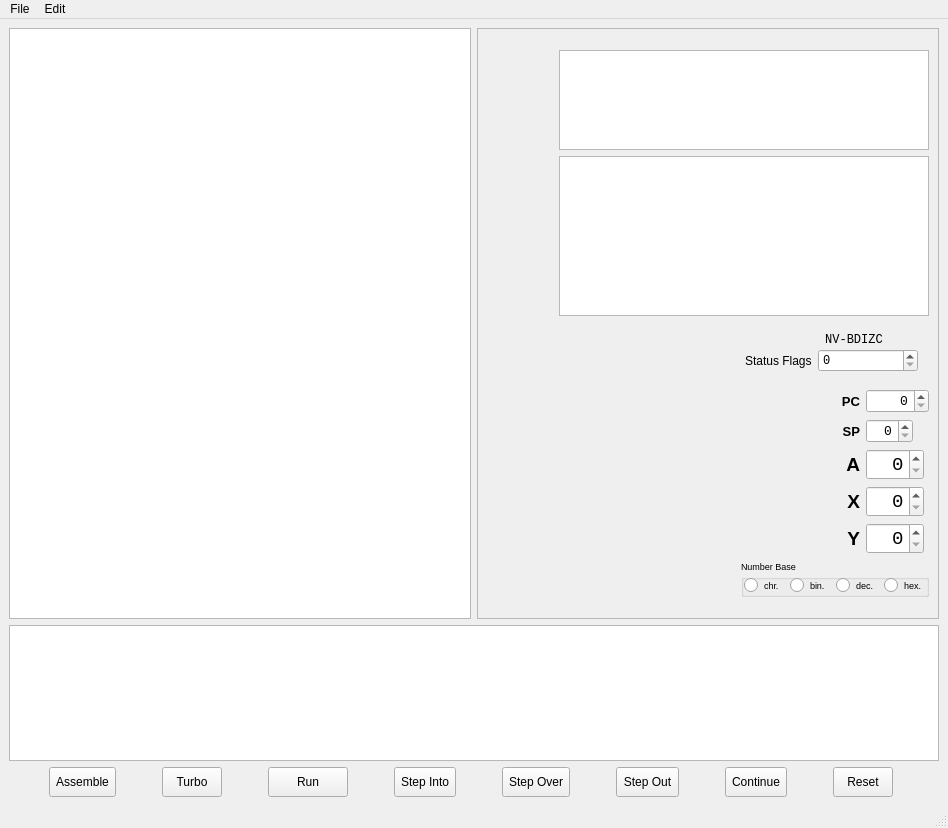
The window that mainwindow.ui (jnbarchan/6502assembler) describes before a commit, drawn with Qt 5.
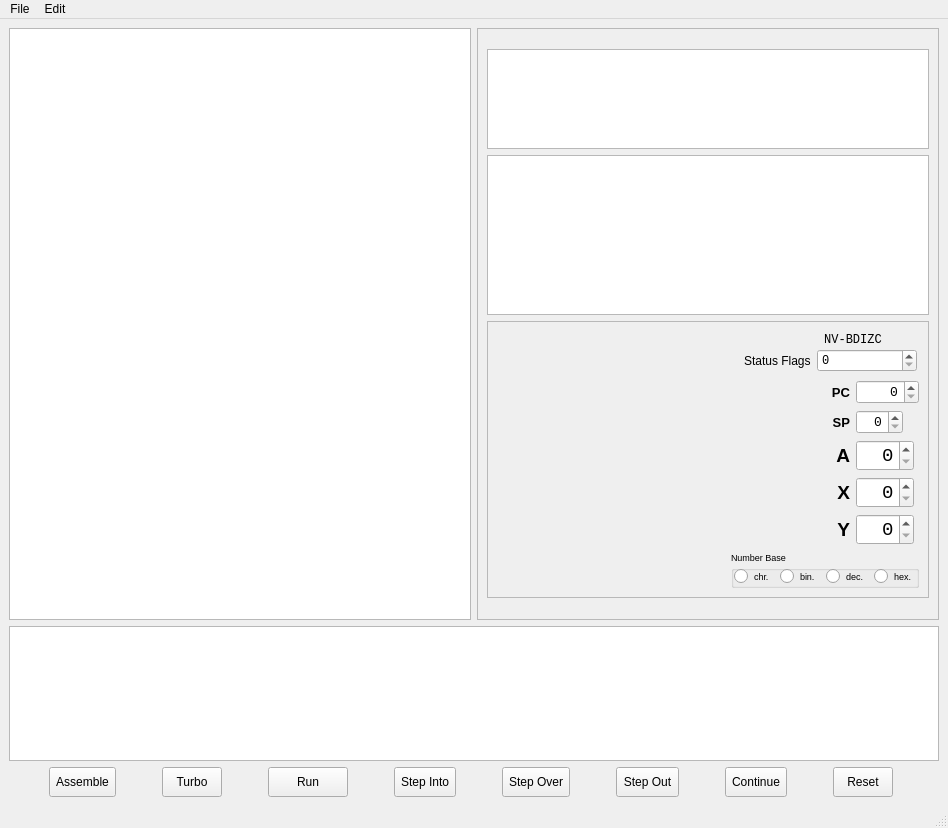
The same window after the commit. Icons and pictures are not drawn. Custom widgets are drawn as their Qt base class.

Commit message: Made Memory/WatchViews resize horizontally when pane widens.

Patch:
```diff
--- a/mainwindow.ui
+++ b/mainwindow.ui
@@ -41,107 +41,99 @@
         <property name="frameShadow">
          <enum>QFrame::Raised</enum>
         </property>
-        <layout class="QGridLayout" name="gridLayout" columnstretch="1,1">
-         <item row="4" column="1">
-          <widget class="NumberBaseSpinBox" name="spnProgramCounter">
+        <layout class="QVBoxLayout" name="gridLayout">
+         <item>
+          <spacer name="verticalSpacerTop">
+           <property name="orientation">
+            <enum>Qt::Vertical</enum>
+           </property>
+           <property name="sizeHint" stdset="0">
+            <size>
+             <width>20</width>
+             <height>40</height>
+            </size>
+           </property>
+          </spacer>
+         </item>
+         <item>
+          <widget class="MemoryView" name="tvMemory">
            <property name="sizePolicy">
-            <sizepolicy hsizetype="Fixed" vsizetype="Fixed">
+            <sizepolicy hsizetype="Expanding" vsizetype="Fixed">
              <horstretch>0</horstretch>
              <verstretch>0</verstretch>
             </sizepolicy>
            </property>
-           <property name="font">
-            <font>
-             <family>Monospace</family>
-             <pointsize>10</pointsize>
-            </font>
+           <property name="minimumSize">
+            <size>
+             <width>370</width>
+             <height>0</height>
+            </size>
            </property>
-           <property name="alignment">
-            <set>Qt::AlignRight|Qt::AlignTrailing|Qt::AlignVCenter</set>
+           <property name="maximumSize">
+            <size>
+             <width>16777215</width>
+             <height>100</height>
+            </size>
            </property>
-           <property name="maximum">
-            <number>65535</number>
-           </property>
-           <property name="displayIntegerBase">
-            <number>16</number>
-           </property>
-          </widget>
-         </item>
-         <item row="7" column="0">
-          <widget class="QLabel" name="labelX">
            <property name="font">
             <font>
-             <pointsize>14</pointsize>
-             <bold>true</bold>
+             <family>Monospace</family>
+             <pointsize>7</pointsize>
             </font>
            </property>
-           <property name="text">
-            <string>X</string>
-           </property>
-           <property name="alignment">
-            <set>Qt::AlignRight|Qt::AlignTrailing|Qt::AlignVCenter</set>
-           </property>
+           <attribute name="horizontalHeaderDefaultSectionSize">
+            <number>20</number>
+           </attribute>
+           <attribute name="verticalHeaderDefaultSectionSize">
+            <number>20</number>
+           </attribute>
           </widget>
          </item>
-         <item row="5" column="0">
-          <widget class="QLabel" name="labelSP">
-           <property name="font">
-            <font>
-             <pointsize>10</pointsize>
-             <bold>true</bold>
-            </font>
-           </property>
-           <property name="text">
-            <string>SP</string>
-           </property>
-           <property name="alignment">
-            <set>Qt::AlignRight|Qt::AlignTrailing|Qt::AlignVCenter</set>
-           </property>
-          </widget>
-         </item>
-         <item row="7" column="1">
-          <widget class="NumberBaseSpinBox" name="spnXRegister">
+         <item>
+          <widget class="WatchView" name="tvWatch">
            <property name="sizePolicy">
-            <sizepolicy hsizetype="Fixed" vsizetype="Fixed">
+            <sizepolicy hsizetype="Expanding" vsizetype="Fixed">
              <horstretch>0</horstretch>
              <verstretch>0</verstretch>
             </sizepolicy>
            </property>
+           <property name="minimumSize">
+            <size>
+             <width>370</width>
+             <height>0</height>
+            </size>
+           </property>
+           <property name="maximumSize">
+            <size>
+             <width>16777215</width>
+             <height>160</height>
+            </size>
+           </property>
            <property name="font">
             <font>
              <family>Monospace</family>
-             <pointsize>14</pointsize>
+             <pointsize>8</pointsize>
             </font>
            </property>
-           <property name="alignment">
-            <set>Qt::AlignRight|Qt::AlignTrailing|Qt::AlignVCenter</set>
-           </property>
-           <property name="maximum">
-            <number>255</number>
-           </property>
-           <property name="displayIntegerBase">
-            <number>16</number>
-           </property>
+           <attribute name="verticalHeaderVisible">
+            <bool>false</bool>
+           </attribute>
+           <attribute name="verticalHeaderDefaultSectionSize">
+            <number>20</number>
+           </attribute>
           </widget>
          </item>
-         <item row="3" column="0" colspan="2">
+         <item>
+          <widget class="QFrame" name="frame">
+           <property name="frameShape">
+            <enum>QFrame::StyledPanel</enum>
+           </property>
+           <property name="frameShadow">
+            <enum>QFrame::Raised</enum>
+           </property>
+           <layout class="QGridLayout" name="gridLayout_3">
+           <item row="0" column="0" colspan="2">
           <widget class="QWidget" name="statusFlagsArea" native="true">
-           <layout class="QHBoxLayout" name="horizontalLayout_5">
-            <item>
-             <spacer name="horizontalSpacer_2">
-              <property name="orientation">
-               <enum>Qt::Horizontal</enum>
-              </property>
-              <property name="sizeHint" stdset="0">
-               <size>
-                <width>40</width>
-                <height>20</height>
-               </size>
-              </property>
-             </spacer>
-            </item>
-            <item>
-             <widget class="QWidget" name="widget" native="true">
               <layout class="QGridLayout" name="gridLayout_2">
                <property name="leftMargin">
                 <number>2</number>
@@ -158,7 +150,7 @@
                <property name="verticalSpacing">
                 <number>2</number>
                </property>
-               <item row="1" column="1">
+              <item row="1" column="2">
                 <widget class="NumberBaseSpinBox" name="spnStatusFlags">
                  <property name="minimumSize">
                   <size>
@@ -180,19 +172,7 @@
                  </property>
                 </widget>
                </item>
-               <item row="1" column="0">
-                <widget class="QLabel" name="label_4">
-                 <property name="font">
-                  <font>
-                   <pointsize>9</pointsize>
-                  </font>
-                 </property>
-                 <property name="text">
-                  <string>Status Flags</string>
-                 </property>
-                </widget>
-               </item>
-               <item row="0" column="1">
+              <item row="0" column="2">
                 <widget class="QLabel" name="label">
                  <property name="font">
                   <font>
@@ -205,47 +185,35 @@
                  </property>
                 </widget>
                </item>
-              </layout>
-             </widget>
-            </item>
-           </layout>
-          </widget>
-         </item>
-         <item row="1" column="0" colspan="2" alignment="Qt::AlignRight">
-          <widget class="MemoryView" name="tvMemory">
-           <property name="sizePolicy">
-            <sizepolicy hsizetype="Fixed" vsizetype="Fixed">
-             <horstretch>0</horstretch>
-             <verstretch>0</verstretch>
-            </sizepolicy>
-           </property>
-           <property name="minimumSize">
-            <size>
-             <width>370</width>
-             <height>0</height>
-            </size>
-           </property>
-           <property name="maximumSize">
-            <size>
-             <width>16777215</width>
-             <height>100</height>
-            </size>
-           </property>
+              <item row="1" column="1">
+               <widget class="QLabel" name="label_4">
            <property name="font">
             <font>
-             <family>Monospace</family>
-             <pointsize>7</pointsize>
-            </font>
-           </property>
-           <attribute name="horizontalHeaderDefaultSectionSize">
-            <number>20</number>
-           </attribute>
-           <attribute name="verticalHeaderDefaultSectionSize">
-            <number>20</number>
-           </attribute>
-          </widget>
-         </item>
-         <item row="4" column="0">
+                  <pointsize>9</pointsize>
+                 </font>
+                </property>
+                <property name="text">
+                 <string>Status Flags</string>
+                </property>
+               </widget>
+              </item>
+              <item row="1" column="0">
+               <spacer name="horizontalSpacer_2">
+                <property name="orientation">
+                 <enum>Qt::Horizontal</enum>
+                </property>
+                <property name="sizeHint" stdset="0">
+                 <size>
+                  <width>40</width>
+                  <height>20</height>
+                 </size>
+                </property>
+               </spacer>
+              </item>
+             </layout>
+            </widget>
+           </item>
+            <item row="1" column="0">
           <widget class="QLabel" name="labelPC">
            <property name="font">
             <font>
@@ -261,7 +229,48 @@
            </property>
           </widget>
          </item>
-         <item row="5" column="1">
+            <item row="1" column="1">
+             <widget class="NumberBaseSpinBox" name="spnProgramCounter">
+              <property name="sizePolicy">
+               <sizepolicy hsizetype="Fixed" vsizetype="Fixed">
+                <horstretch>0</horstretch>
+                <verstretch>0</verstretch>
+               </sizepolicy>
+              </property>
+              <property name="font">
+               <font>
+                <family>Monospace</family>
+                <pointsize>10</pointsize>
+               </font>
+              </property>
+              <property name="alignment">
+               <set>Qt::AlignRight|Qt::AlignTrailing|Qt::AlignVCenter</set>
+              </property>
+              <property name="maximum">
+               <number>65535</number>
+              </property>
+              <property name="displayIntegerBase">
+               <number>16</number>
+              </property>
+             </widget>
+            </item>
+            <item row="2" column="0">
+             <widget class="QLabel" name="labelSP">
+              <property name="font">
+               <font>
+                <pointsize>10</pointsize>
+                <bold>true</bold>
+               </font>
+              </property>
+              <property name="text">
+               <string>SP</string>
+              </property>
+              <property name="alignment">
+               <set>Qt::AlignRight|Qt::AlignTrailing|Qt::AlignVCenter</set>
+              </property>
+             </widget>
+            </item>
+            <item row="2" column="1">
           <widget class="NumberBaseSpinBox" name="spnStackRegister">
            <property name="sizePolicy">
             <sizepolicy hsizetype="Fixed" vsizetype="Fixed">
@@ -286,23 +295,7 @@
            </property>
           </widget>
          </item>
-         <item row="8" column="0">
-          <widget class="QLabel" name="labelY">
-           <property name="font">
-            <font>
-             <pointsize>14</pointsize>
-             <bold>true</bold>
-            </font>
-           </property>
-           <property name="text">
-            <string>Y</string>
-           </property>
-           <property name="alignment">
-            <set>Qt::AlignRight|Qt::AlignTrailing|Qt::AlignVCenter</set>
-           </property>
-          </widget>
-         </item>
-         <item row="6" column="0">
+            <item row="3" column="0">
           <widget class="QLabel" name="labelA">
            <property name="font">
             <font>
@@ -318,20 +311,114 @@
            </property>
           </widget>
          </item>
-         <item row="0" column="0">
-          <spacer name="verticalSpacerTop">
-           <property name="orientation">
-            <enum>Qt::Vertical</enum>
-           </property>
-           <property name="sizeHint" stdset="0">
-            <size>
-             <width>20</width>
-             <height>40</height>
-            </size>
-           </property>
-          </spacer>
-         </item>
-         <item row="9" column="0" colspan="2">
+            <item row="3" column="1">
+             <widget class="NumberBaseSpinBox" name="spnAccumulator">
+              <property name="sizePolicy">
+               <sizepolicy hsizetype="Fixed" vsizetype="Fixed">
+                <horstretch>0</horstretch>
+                <verstretch>0</verstretch>
+               </sizepolicy>
+              </property>
+              <property name="font">
+               <font>
+                <family>Monospace</family>
+                <pointsize>14</pointsize>
+               </font>
+              </property>
+              <property name="alignment">
+               <set>Qt::AlignRight|Qt::AlignTrailing|Qt::AlignVCenter</set>
+              </property>
+              <property name="maximum">
+               <number>255</number>
+              </property>
+              <property name="displayIntegerBase">
+               <number>16</number>
+              </property>
+             </widget>
+            </item>
+            <item row="4" column="0">
+             <widget class="QLabel" name="labelX">
+              <property name="font">
+               <font>
+                <pointsize>14</pointsize>
+                <bold>true</bold>
+               </font>
+              </property>
+              <property name="text">
+               <string>X</string>
+              </property>
+              <property name="alignment">
+               <set>Qt::AlignRight|Qt::AlignTrailing|Qt::AlignVCenter</set>
+              </property>
+             </widget>
+            </item>
+            <item row="4" column="1">
+             <widget class="NumberBaseSpinBox" name="spnXRegister">
+              <property name="sizePolicy">
+               <sizepolicy hsizetype="Fixed" vsizetype="Fixed">
+                <horstretch>0</horstretch>
+                <verstretch>0</verstretch>
+               </sizepolicy>
+              </property>
+              <property name="font">
+               <font>
+                <family>Monospace</family>
+                <pointsize>14</pointsize>
+               </font>
+              </property>
+              <property name="alignment">
+               <set>Qt::AlignRight|Qt::AlignTrailing|Qt::AlignVCenter</set>
+              </property>
+              <property name="maximum">
+               <number>255</number>
+              </property>
+              <property name="displayIntegerBase">
+               <number>16</number>
+              </property>
+             </widget>
+            </item>
+            <item row="5" column="0">
+             <widget class="QLabel" name="labelY">
+              <property name="font">
+               <font>
+                <pointsize>14</pointsize>
+                <bold>true</bold>
+               </font>
+              </property>
+              <property name="text">
+               <string>Y</string>
+              </property>
+              <property name="alignment">
+               <set>Qt::AlignRight|Qt::AlignTrailing|Qt::AlignVCenter</set>
+              </property>
+             </widget>
+            </item>
+            <item row="5" column="1">
+             <widget class="NumberBaseSpinBox" name="spnYRegister">
+              <property name="sizePolicy">
+               <sizepolicy hsizetype="Fixed" vsizetype="Fixed">
+                <horstretch>0</horstretch>
+                <verstretch>0</verstretch>
+               </sizepolicy>
+              </property>
+              <property name="font">
+               <font>
+                <family>Monospace</family>
+                <pointsize>14</pointsize>
+               </font>
+              </property>
+              <property name="alignment">
+               <set>Qt::AlignRight|Qt::AlignTrailing|Qt::AlignVCenter</set>
+              </property>
+              <property name="maximum">
+               <number>255</number>
+              </property>
+              <property name="displayIntegerBase">
+               <number>16</number>
+              </property>
+             </widget>
+            </item>
+            <item row="6" column="0" colspan="2">
           <widget class="QWidget" name="numberBaseArea" native="true">
            <layout class="QHBoxLayout" name="horizontalLayout_4">
             <property name="leftMargin">
@@ -452,57 +539,10 @@
            </layout>
           </widget>
          </item>
-         <item row="6" column="1">
-          <widget class="NumberBaseSpinBox" name="spnAccumulator">
-           <property name="sizePolicy">
-            <sizepolicy hsizetype="Fixed" vsizetype="Fixed">
-             <horstretch>0</horstretch>
-             <verstretch>0</verstretch>
-            </sizepolicy>
-           </property>
-           <property name="font">
-            <font>
-             <family>Monospace</family>
-             <pointsize>14</pointsize>
-            </font>
-           </property>
-           <property name="alignment">
-            <set>Qt::AlignRight|Qt::AlignTrailing|Qt::AlignVCenter</set>
-           </property>
-           <property name="maximum">
-            <number>255</number>
-           </property>
-           <property name="displayIntegerBase">
-            <number>16</number>
-           </property>
+           </layout>
           </widget>
          </item>
-         <item row="8" column="1">
-          <widget class="NumberBaseSpinBox" name="spnYRegister">
-           <property name="sizePolicy">
-            <sizepolicy hsizetype="Fixed" vsizetype="Fixed">
-             <horstretch>0</horstretch>
-             <verstretch>0</verstretch>
-            </sizepolicy>
-           </property>
-           <property name="font">
-            <font>
-             <family>Monospace</family>
-             <pointsize>14</pointsize>
-            </font>
-           </property>
-           <property name="alignment">
-            <set>Qt::AlignRight|Qt::AlignTrailing|Qt::AlignVCenter</set>
-           </property>
-           <property name="maximum">
-            <number>255</number>
-           </property>
-           <property name="displayIntegerBase">
-            <number>16</number>
-           </property>
-          </widget>
-         </item>
-         <item row="10" column="0">
+         <item>
           <spacer name="verticalSpacerBottom">
            <property name="orientation">
             <enum>Qt::Vertical</enum>
@@ -515,40 +555,6 @@
            </property>
           </spacer>
          </item>
-         <item row="2" column="0" colspan="2" alignment="Qt::AlignRight">
-          <widget class="WatchView" name="tvWatch">
-           <property name="sizePolicy">
-            <sizepolicy hsizetype="Expanding" vsizetype="Fixed">
-             <horstretch>0</horstretch>
-             <verstretch>0</verstretch>
-            </sizepolicy>
-           </property>
-           <property name="minimumSize">
-            <size>
-             <width>370</width>
-             <height>0</height>
-            </size>
-           </property>
-           <property name="maximumSize">
-            <size>
-             <width>16777215</width>
-             <height>160</height>
-            </size>
-           </property>
-           <property name="font">
-            <font>
-             <family>Monospace</family>
-             <pointsize>8</pointsize>
-            </font>
-           </property>
-           <attribute name="verticalHeaderVisible">
-            <bool>false</bool>
-           </attribute>
-           <attribute name="verticalHeaderDefaultSectionSize">
-            <number>20</number>
-           </attribute>
-          </widget>
-         </item>
         </layout>
        </widget>
       </item>
```
Lines whose indentation alone changed are shown as unchanged. The commit also changes 1 other file.
